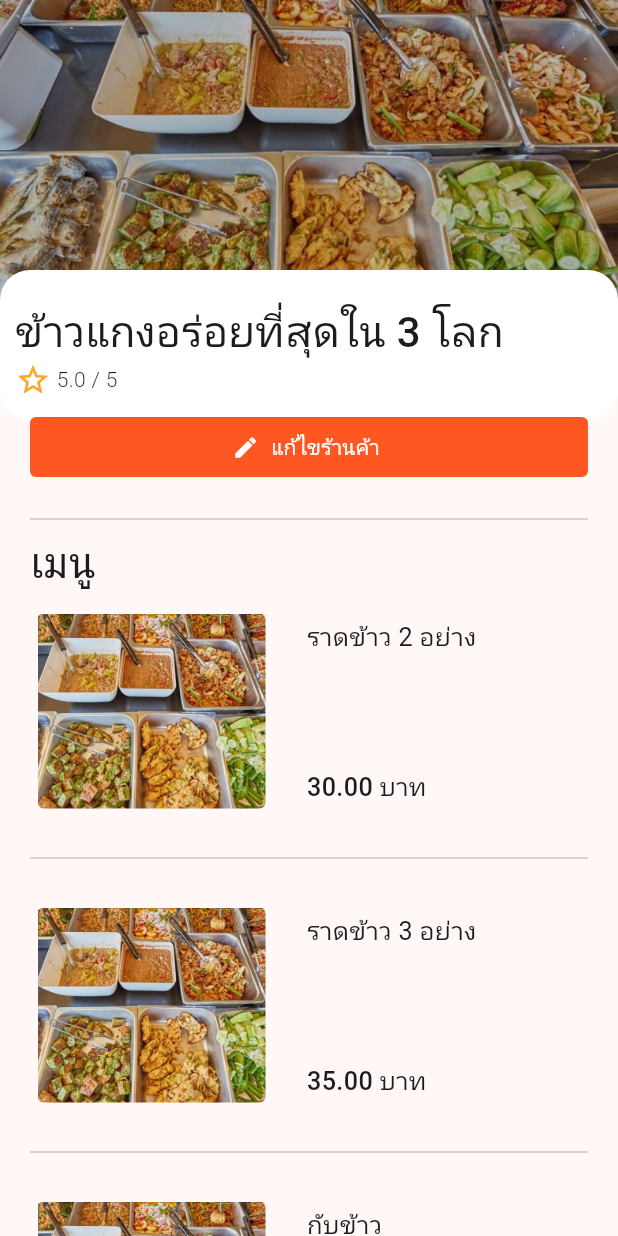
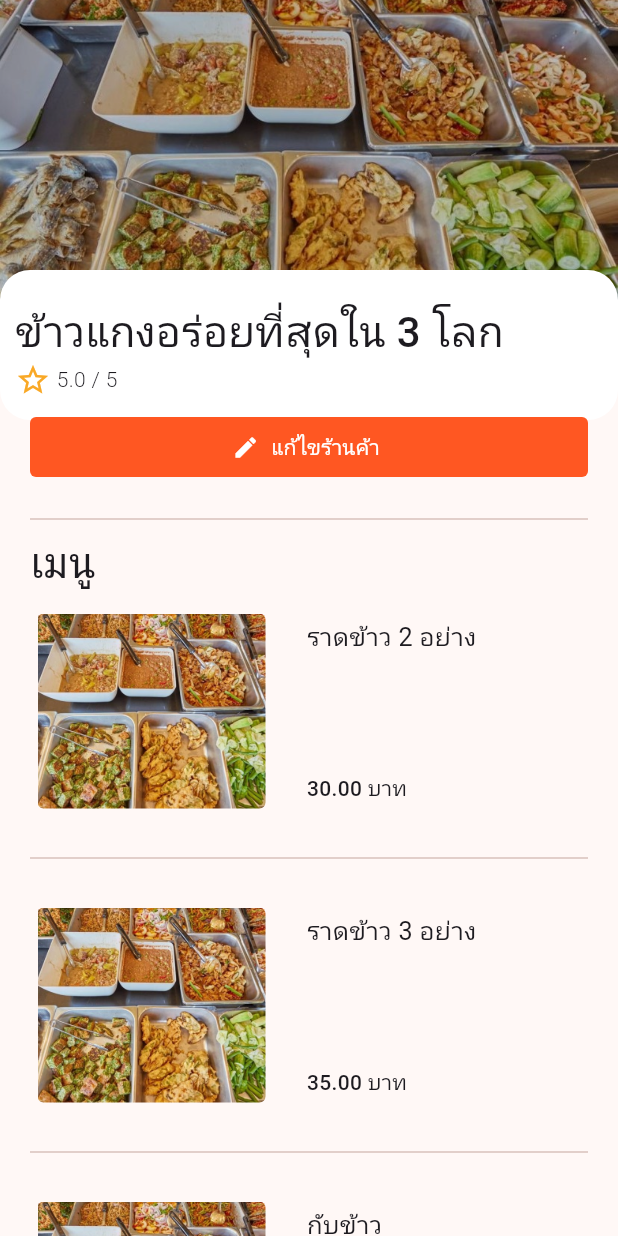
Before and after one commit to DisEzMike/maderkinkao, a Flutter app: the StoreProfile screen opened directly, on a phone screen of 412 x 824 dp. Run offline on Flutter 3.47's test engine with Material 3 defaults, Android fonts, the phone set to English and light mode, and no system bars; our stand-ins replace cached_network_image, cloud_firestore, file_picker, firebase_auth, firebase_core, get_storage and 5 more; missing offline and left inert: sign_button; accounts and stored records are empty; Roboto replaces fonts that are missing (Kanit).

Commit message:
responsive

```diff
--- a/lib/app/screens/shop/components/menu_card.dart
+++ b/lib/app/screens/shop/components/menu_card.dart
@@ -68,7 +68,9 @@ class MenuCard extends StatelessWidget {
                           Expanded(
                               flex: 5,
                               child: SizedBox(
-                                height: 125,
+                                height: Responsive.isMobile(context)
+                                        ? 125
+                                        : 250,
                                 // color: Colors.red,
                                 child: Column(
                                   mainAxisAlignment:
@@ -76,16 +78,23 @@ class MenuCard extends StatelessWidget {
                                   // mainAxisAlignment: MainAxisAlignment.center,
                                   children: [
                                     SizedBox(
-                                        width: 175,
+                                        width: Responsive.isMobile(context)
+                                        ? 175
+                                        : 350,
                                         child: Text(menu.name,
                                             style: GoogleFonts.kanit(
                                               textStyle: TextStyle(
                                                 fontSize:
-                                                    kDefaultFontSize * 1.2,
+                                                    Responsive.isMobile(context)
+                                                        ? kDefaultFontSize * 1.2
+                                                        : kDefaultFontSize *
+                                                            1.7,
                                               ),
                                             ))),
                                     SizedBox(
-                                      width: 175,
+                                      width: Responsive.isMobile(context)
+                                        ? 175
+                                        : 350,
                                       child: Row(
                                         mainAxisAlignment:
                                             MainAxisAlignment.spaceBetween,
@@ -94,15 +103,14 @@ class MenuCard extends StatelessWidget {
                                               "${menu.price.toStringAsFixed(2)} บาท",
                                               style: GoogleFonts.kanit(
                                                 textStyle: TextStyle(
-                                                    fontSize:
-                                                        kDefaultFontSize * 1.2,
+                                                    fontSize: Responsive.isMobile(context) ? kDefaultFontSize : kDefaultFontSize * 1.7,
                                                     fontWeight:
                                                         FontWeight.w500),
                                               )),
                                           if (!viewOnly)
                                             Icon(
                                               Icons.add_circle_outline,
-                                              size: kDefaultFontSize * 1.5,
+                                              size: Responsive.isMobile(context) ? kDefaultFontSize : kDefaultFontSize * 1.7,
                                               color: Colors.black,
                                             )
                                         ],
```
